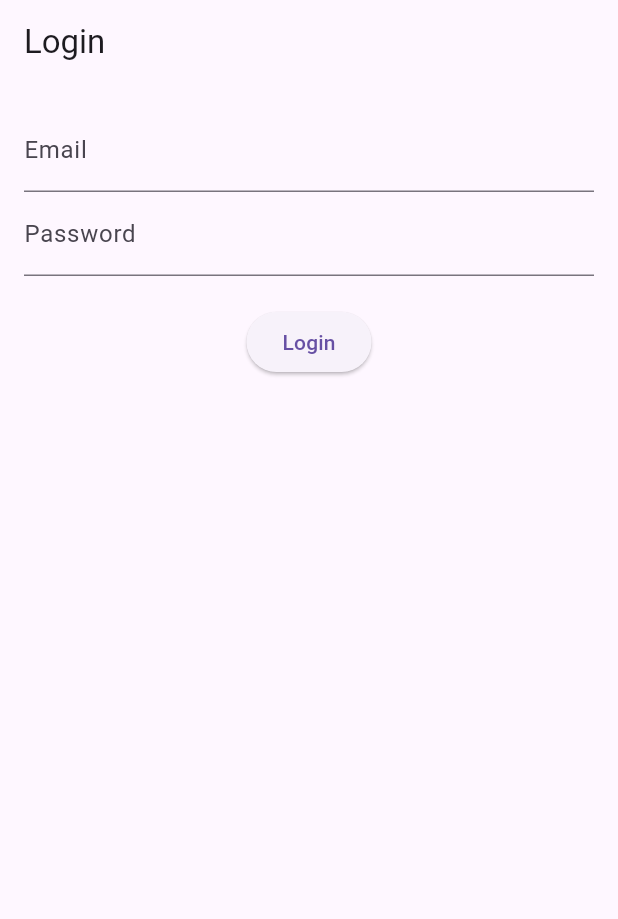
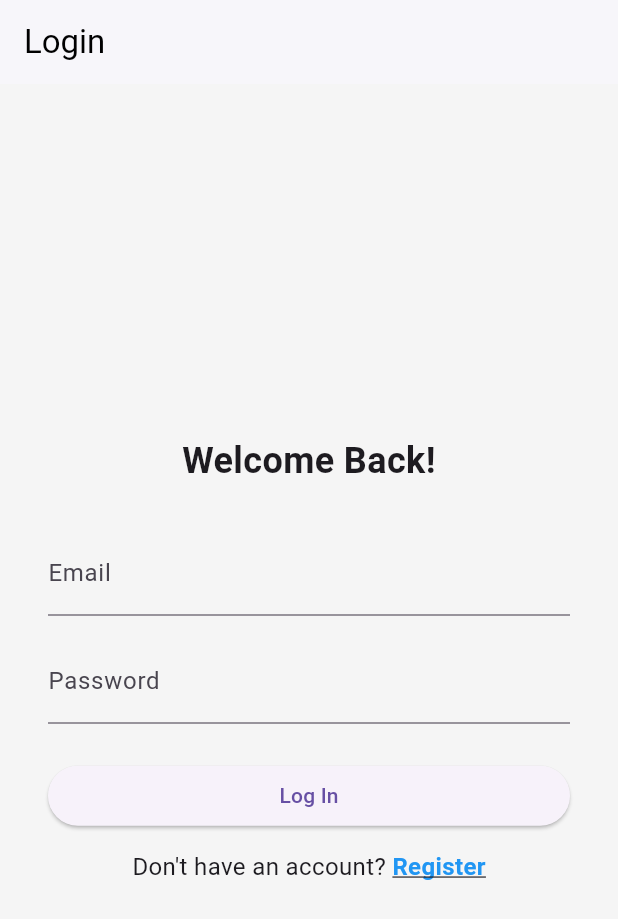
Before and after one commit to 7samishaik7/MindEase, a Flutter app: the LoginScreen screen opened directly, on a phone screen of 412 x 824 dp. Shown: the top 919 px of the screen. Run offline on Flutter 3.47's test engine with Material 3 defaults, Android fonts, the phone set to English and light mode, and no system bars; our stand-ins replace shared_preferences; accounts and stored records are empty.

Commit message:
feat: Refactor authentication and state management
- Replaced Riverpod with Provider for state management across the app.
- Updated authentication flow to use new API endpoints for login and signup.
- Enhanced user and mood management with new providers and models.
- Refactored screens (login, register, home, profile) to align with new state management.
- Updated pubspec.yaml and pubspec.lock to remove Riverpod dependencies and add Provider.
- Improved error handling and user feedback in authentication processes.

```diff
--- a/frontend/lib/core/constants.dart
+++ b/frontend/lib/core/constants.dart
@@ -1,8 +1,8 @@
-const String baseUrl = 'http://localhost:8000/api'; // change in prod
+const String baseUrl = 'https://mindease-backend-4ehd.onrender.com'; // change in prod
 
 class AppRoutes {
-  static const login = '/login';
-  static const register = '/register';
+  static const login = '/auth/login';
+  static const register = '/auth/signup';
   static const home = '/home';
   static const moodInput = '/mood/input';
 }
--- a/frontend/lib/models/auth_response.dart
+++ b/frontend/lib/models/auth_response.dart
@@ -1,12 +1,16 @@
 class AuthResponse {
   final String accessToken;
+  final String tokenType;
 
-  AuthResponse({required this.accessToken});
+  AuthResponse({
+    required this.accessToken,
+    required this.tokenType,
+  });
 
-  factory AuthResponse.fromJson(Map<String, dynamic> json) =>
-      AuthResponse(accessToken: json['access_token']);
-
-  Map<String, dynamic> toJson() => {
-        'access_token': accessToken,
-      };
+  factory AuthResponse.fromJson(Map<String, dynamic> json) {
+    return AuthResponse(
+      accessToken: json['access_token'],
+      tokenType: json['token_type'],
+    );
+  }
 }
--- a/frontend/lib/models/user.dart
+++ b/frontend/lib/models/user.dart
@@ -1,22 +1,25 @@
 class User {
-  final String id;
+  final int id;
   final String name;
   final String email;
+  final String createdAt;
+  final String anonymousId;
 
   User({
     required this.id,
     required this.name,
     required this.email,
+    required this.createdAt,
+    required this.anonymousId,
   });
 
-  factory User.fromJson(Map<String, dynamic> json) => User(
-        id: json['_id'] ?? '',
-        name: json['name'] ?? '',
-        email: json['email'] ?? '',
-      );
-
-  Map<String, dynamic> toJson() => {
-        'name': name,
-        'email': email,
-      };
+  factory User.fromJson(Map<String, dynamic> json) {
+    return User(
+      id: json['id'],
+      name: json['name'],
+      email: json['email'],
+      createdAt: json['created_at'],
+      anonymousId: json['anonymous_id'],
+    );
+  }
 }
--- a/frontend/lib/screens/auth/login_screen.dart
+++ b/frontend/lib/screens/auth/login_screen.dart
@@ -1,50 +1,92 @@
 import 'package:flutter/material.dart';
-import 'package:flutter_riverpod/flutter_riverpod.dart';
-import '../../core/utils.dart';
-import '../../providers/auth_provider.dart';
-import '../home/home_screen.dart';
+import 'package:provider/provider.dart';
+import '../../../providers/auth_provider.dart';
 
-class LoginScreen extends ConsumerWidget {
-  LoginScreen({super.key});
-
-  final _emailCtrl = TextEditingController();
-  final _passCtrl = TextEditingController();
+class LoginScreen extends StatefulWidget {
+  const LoginScreen({super.key});
 
   @override
-  Widget build(BuildContext context, WidgetRef ref) {
-    final authService = ref.read(authServiceProvider);
+  State<LoginScreen> createState() => _LoginScreenState();
+}
 
+class _LoginScreenState extends State<LoginScreen> {
+  final emailController = TextEditingController();
+  final passwordController = TextEditingController();
+
+  void handleLogin() async {
+    try {
+      await Provider.of<AuthProvider>(context, listen: false).login(
+        emailController.text.trim(),
+        passwordController.text,
+      );
+      Navigator.pushReplacementNamed(context, '/home');
+    } catch (e) {
+      ScaffoldMessenger.of(context).showSnackBar(
+        SnackBar(content: Text("Login failed: ${e.toString()}")),
+      );
+    }
+  }
+
+  void navigateToRegister() {
+    Navigator.pushNamed(context, '/register');
+  }
+
+  @override
+  Widget build(BuildContext context) {
     return Scaffold(
-      appBar: AppBar(title: const Text('Login')),
-      body: Padding(
-        padding: const EdgeInsets.all(16.0),
+      appBar: AppBar(title: const Text("Login")),
+      body: Center(
+        child: SingleChildScrollView(
+          padding: const EdgeInsets.symmetric(horizontal: 32),
           child: Column(
+            crossAxisAlignment: CrossAxisAlignment.stretch,
             children: [
-            TextField(controller: _emailCtrl, decoration: const InputDecoration(labelText: 'Email')),
+              const Text(
+                "Welcome Back!",
+                textAlign: TextAlign.center,
+                style: TextStyle(fontSize: 24, fontWeight: FontWeight.bold),
+              ),
+              const SizedBox(height: 30),
+
               TextField(
-              controller: _passCtrl,
+                controller: emailController,
+                decoration: const InputDecoration(labelText: 'Email'),
+                keyboardType: TextInputType.emailAddress,
+              ),
+              const SizedBox(height: 16),
+
+              TextField(
+                controller: passwordController,
                 decoration: const InputDecoration(labelText: 'Password'),
                 obscureText: true,
               ),
-            const SizedBox(height: 20),
+              const SizedBox(height: 24),
+
               ElevatedButton(
-              onPressed: () async {
-                final success = await authService.login(_emailCtrl.text, _passCtrl.text);
-                if (success) {
-                  ref.read(authStatusProvider.notifier).state = true;
-                  if (context.mounted) {
-                    Navigator.pushReplacement(
-                      context,
-                      MaterialPageRoute(builder: (_) => const HomeScreen()),
-                    );
-                  }
-                } else {
-                  showSnack(context, "Login failed", isError: true);
-                }
-              },
-              child: const Text('Login'),
+                onPressed: handleLogin,
+                child: const Text('Log In'),
+              ),
+              const SizedBox(height: 12),
+
+              Row(
+                mainAxisAlignment: MainAxisAlignment.center,
+                children: [
+                  const Text("Don't have an account? "),
+                  GestureDetector(
+                    onTap: navigateToRegister,
+                    child: const Text(
+                      "Register",
+                      style: TextStyle(
+                        color: Colors.blue,
+                        fontWeight: FontWeight.w600,
+                        decoration: TextDecoration.underline,
+                      ),
+                    ),
+                  ),
+                ],
               )
             ],
+          ),
         ),
       ),
     );
--- a/frontend/pubspec.yaml
+++ b/frontend/pubspec.yaml
@@ -10,8 +10,8 @@ environment:
 dependencies:
   flutter:
     sdk: flutter
+  provider: ^6.1.2 # or latest version
   cupertino_icons: ^1.0.2
-  flutter_riverpod: ^2.3.2
   shared_preferences: ^2.2.2
   http: ^0.13.6
   intl: ^0.18.0
```
Also changed, not shown: frontend/lib/main.dart (+27 -8 lines), frontend/lib/providers/auth_provider.dart (+42 -4 lines), frontend/lib/providers/journal_provider.dart (+9 -12 lines), frontend/lib/providers/mood_provider.dart (+9 -13 lines), frontend/lib/providers/user_provider.dart (+21 -6 lines), frontend/lib/screens/auth/register_screen.dart (+40 -47 lines), frontend/lib/screens/home/home_screen.dart (+27 -5 lines), frontend/lib/screens/journal/journal_entry_screen.dart (+5 -5 lines), frontend/lib/screens/journal/journal_list_screen.dart (+6 -6 lines), frontend/lib/screens/mood/mood_history_screen.dart (+9 -10 lines), frontend/lib/screens/mood/mood_input_screen.dart (+27 -21 lines), frontend/lib/screens/profile/profile_screen.dart (+12 -18 lines), frontend/lib/services/auth_service.dart (+32 -28 lines), frontend/pubspec.lock. Lines whose indentation alone changed are shown as unchanged.
